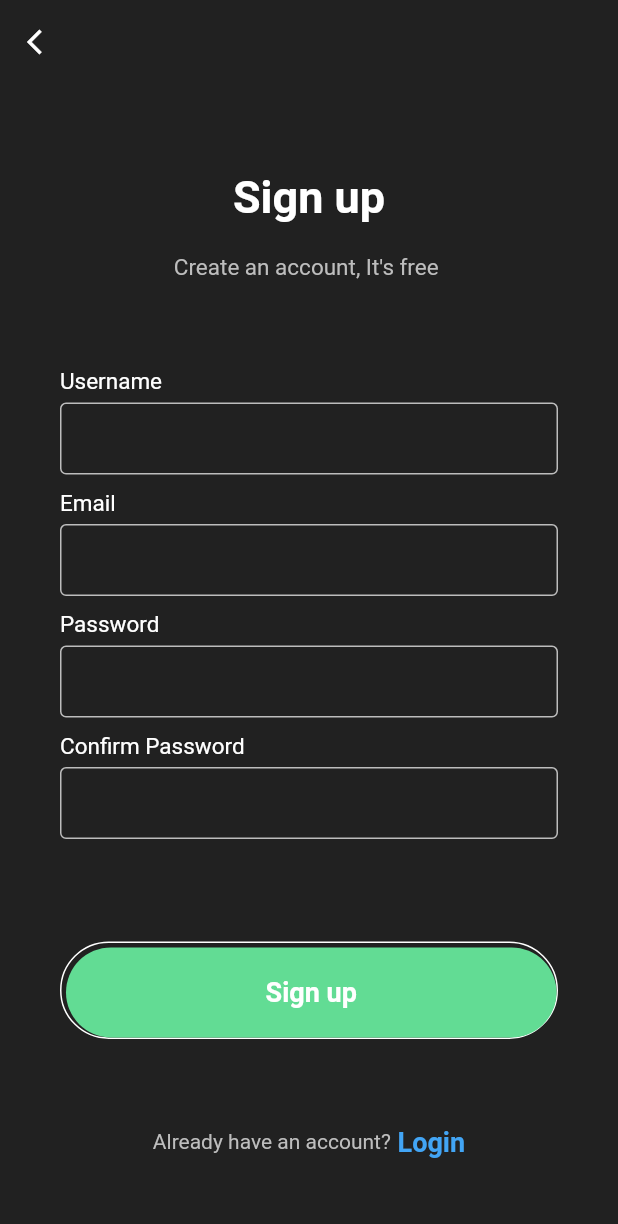
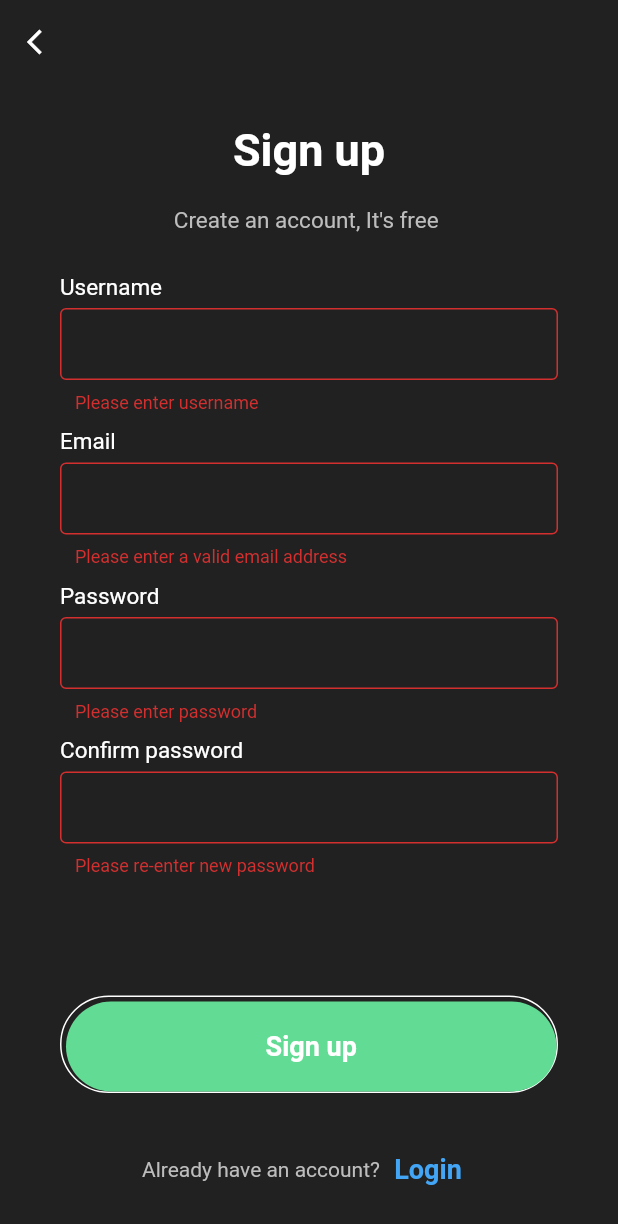
Before and after one commit to tobsqa/RightStonksApp, a Flutter app: the SignupPage screen opened directly, after a tap on "Sign up", on a phone screen of 412 x 824 dp. Shown: the top 1224 px of the screen. Run offline on Flutter 3.47's test engine with Material 2 defaults, Android fonts, the light colour scheme and no system bars; our stand-ins replace firebase_auth, firebase_core, syncfusion_flutter_charts; accounts and stored records are empty.

Commit message:
V 1.19 - Login Screen erweitert

```diff
--- a/lib/Screens/Authenticate/login.dart
+++ b/lib/Screens/Authenticate/login.dart
@@ -1,4 +1,6 @@
 import 'package:flutter/material.dart';
+import 'package:flutter_app/Screens/Authenticate/signup.dart';
+import 'package:flutter_app/Screens/Authenticate/startscreen.dart';
 import 'package:flutter_app/models/authservice.dart';
 
 class SignIn extends StatefulWidget {
@@ -12,10 +14,8 @@ class _SignInState extends State<SignIn> {
   final AuthService _auth = AuthService();
 
   //textfieldstate
-  String username = '';
   String email = '';
   String password = '';
-  String confirmpassword = '';
 
   Widget build(BuildContext context) {
     return Scaffold(
@@ -27,7 +27,7 @@ class _SignInState extends State<SignIn> {
         backgroundColor: Colors.grey[900],
         leading: IconButton(
           onPressed: () {
-            Navigator.pop(context);
+            Navigator.push(context, MaterialPageRoute(builder: (context) => GetStartedScreen()));
           },
           icon: Icon(
             Icons.arrow_back_ios,
@@ -115,13 +115,18 @@ class _SignInState extends State<SignIn> {
                         style: TextStyle(
                           color: Colors.grey[400],
                         )),
-                    Text(
-                      " Sign up",
-                      style: TextStyle(
-                        color: Colors.blue[400],
-                        fontWeight: FontWeight.w600,
-                        fontSize: 18,
+                    TextButton(
+                      child: Text(
+                        "Sign up",
+                        style: TextStyle(
+                          color: Colors.blue[400],
+                          fontWeight: FontWeight.w600,
+                          fontSize: 18,
+                        ),
                       ),
+                      onPressed: () {
+                        Navigator.push(context, MaterialPageRoute(builder: (context)=> SignupPage()));
+                      },
                     )
                   ],
                 ),
@@ -176,6 +181,7 @@ class _SignInState extends State<SignIn> {
       ],
     );
   }
+
   Widget inputFilePassword({label, obscureText = false}) {
     return Column(
       crossAxisAlignment: CrossAxisAlignment.start,
--- a/lib/Screens/Authenticate/signup.dart
+++ b/lib/Screens/Authenticate/signup.dart
@@ -1,4 +1,6 @@
 import 'package:flutter/material.dart';
+import 'package:flutter_app/Screens/Authenticate/login.dart';
+import 'package:flutter_app/Screens/Authenticate/startscreen.dart';
 import 'package:flutter_app/models/authservice.dart';
 
 class SignupPage extends StatefulWidget {
@@ -7,12 +9,15 @@ class SignupPage extends StatefulWidget {
 }
 
 class _SignupPageState extends State<SignupPage> {
-
   final AuthService _auth = AuthService();
+  final _formKey = GlobalKey<FormState>();
 
   //textfieldstate
+  String username = '';
   String email = '';
   String password = '';
+  String confirmpassword = '';
+  String error = '';
 
   @override
   Widget build(BuildContext context) {
@@ -25,13 +30,14 @@ class _SignupPageState extends State<SignupPage> {
         backgroundColor: Colors.grey[900],
         leading: IconButton(
           onPressed: () {
-            Navigator.pop(context);
+            Navigator.push(context,
+                MaterialPageRoute(builder: (context) => GetStartedScreen()));
           },
-          icon: Icon(Icons.arrow_back_ios,
+          icon: Icon(
+            Icons.arrow_back_ios,
             size: 20,
-            color: Colors.white,),
-
-
+            color: Colors.white,
+          ),
         ),
       ),
       body: SingleChildScrollView(
@@ -44,134 +50,235 @@ class _SignupPageState extends State<SignupPage> {
             children: <Widget>[
               Column(
                 children: <Widget>[
-                  Text("Sign up",
+                  Text(
+                    "Sign up",
                     style: TextStyle(
                       color: Colors.white,
                       fontSize: 30,
                       fontWeight: FontWeight.bold,
-
-                    ),),
-                  SizedBox(height: 20,),
-                  Text("Create an account, It's free ",
-                    style: TextStyle(
-                        fontSize: 15,
-                        color:Colors.grey[400]),)
-
-
+                    ),
+                  ),
+                  SizedBox(
+                    height: 20,
+                  ),
+                  Text(
+                    "Create an account, It's free ",
+                    style: TextStyle(fontSize: 15, color: Colors.grey[400]),
+                  )
                 ],
               ),
-              Column(
-                children: <Widget>[
-                  inputFile(label: "Username"),
-                  inputFile(label: "Email"),
-                  inputFile(label: "Password", obscureText: true),
-                  inputFile(label: "Confirm Password ", obscureText: true),
-                ],
+              inputFile(),
+              Text(
+                error,
+                style: TextStyle(color: Colors.red, fontSize: 14.0),
               ),
               Container(
                 padding: EdgeInsets.only(top: 3, left: 3),
-                decoration:
-                BoxDecoration(
+                decoration: BoxDecoration(
                     borderRadius: BorderRadius.circular(50),
                     border: Border(
                       bottom: BorderSide(color: Colors.white),
                       top: BorderSide(color: Colors.white),
                       left: BorderSide(color: Colors.white),
                       right: BorderSide(color: Colors.white),
-
-
-
-                    )
-
-                ),
+                    )),
                 child: MaterialButton(
                   minWidth: double.infinity,
                   height: 60,
-                  onPressed: () {},
+                  onPressed: () async {
+                    if (_formKey.currentState.validate()) {
+                      dynamic result = await _auth.registerWithEmailAndPassword(
+                          email, password);
+                      if (result == null) {
+                        setState(() {
+                          error = 'An Error occurred';
+                        });
+                      }
+                    }
+                  },
                   color: Color(0xff62dc94),
                   elevation: 0,
                   shape: RoundedRectangleBorder(
                     borderRadius: BorderRadius.circular(50),
-
                   ),
                   child: Text(
-                    "Sign up", style: TextStyle(
+                    "Sign up",
+                    style: TextStyle(
                       fontWeight: FontWeight.w600,
                       fontSize: 18,
                       color: Colors.white,
-
                     ),
                   ),
-
                 ),
-
-
-
               ),
               Row(
                 mainAxisAlignment: MainAxisAlignment.center,
                 children: <Widget>[
-                  Text("Already have an account?", style: TextStyle(color: Colors.grey[400]),),
-                  Text(" Login", style:TextStyle(color: Colors.blue[400],
+                  Text(
+                    "Already have an account?",
+                    style: TextStyle(color: Colors.grey[400]),
+                  ),
+                  TextButton(
+                    child: Text("Login",
+                        style: TextStyle(
+                          color: Colors.blue[400],
                           fontWeight: FontWeight.w600,
                           fontSize: 18,
-                  ),
+                        )),
+                    onPressed: () {
+                      Navigator.push(context,
+                          MaterialPageRoute(builder: (context) => SignIn()));
+                    },
                   )
                 ],
               )
-
-
-
             ],
-
           ),
-
-
         ),
-
       ),
-
     );
   }
-}
-
-
 
 // we will be creating a widget for text field
-Widget inputFile({label, obscureText = false})
-{
-  return Column(
+  Widget inputFile() {
+    return Form(
+      key: _formKey,
+      child: Column(
         crossAxisAlignment: CrossAxisAlignment.start,
         children: <Widget>[
           Text(
-        label,
+            'Username',
             style: TextStyle(
-            fontSize: 15,
-            fontWeight: FontWeight.w400,
-            color: Colors.white
-        ),
-
+                fontSize: 15, fontWeight: FontWeight.w400, color: Colors.white),
           ),
           SizedBox(
             height: 5,
           ),
-      TextField(
-        obscureText: obscureText,
+          TextFormField(
+            validator: (val) => val.isEmpty ? 'Please enter username' : null,
+            onChanged: (val) {
+              setState(() {
+                username = val;
+              });
+            },
+            obscureText: false,
             decoration: InputDecoration(
-            contentPadding: EdgeInsets.symmetric(vertical: 0,
-                horizontal: 10),
+                contentPadding:
+                    EdgeInsets.symmetric(vertical: 0, horizontal: 10),
                 enabledBorder: OutlineInputBorder(
-              borderSide: BorderSide(
-                  color: Colors.grey[400]
-              ),
-
+                  borderSide: BorderSide(color: Colors.grey[400]),
                 ),
                 border: OutlineInputBorder(
-                borderSide: BorderSide(color: Colors.grey[400])
-            )
+                    borderSide: BorderSide(color: Colors.grey[400]))),
           ),
+          SizedBox(
+            height: 10,
           ),
-      SizedBox(height: 10,)
+          Text(
+            'Email',
+            style: TextStyle(
+                fontSize: 15, fontWeight: FontWeight.w400, color: Colors.white),
+          ),
+          SizedBox(
+            height: 5,
+          ),
+          TextFormField(
+            validator: (val) =>
+                val.isEmpty ? 'Please enter a valid email address' : null,
+            onChanged: (val) {
+              setState(() {
+                email = val;
+              });
+            },
+            obscureText: false,
+            decoration: InputDecoration(
+                contentPadding:
+                    EdgeInsets.symmetric(vertical: 0, horizontal: 10),
+                enabledBorder: OutlineInputBorder(
+                  borderSide: BorderSide(color: Colors.grey[400]),
+                ),
+                border: OutlineInputBorder(
+                    borderSide: BorderSide(color: Colors.grey[400]))),
+          ),
+          SizedBox(
+            height: 10,
+          ),
+          Text(
+            'Password',
+            style: TextStyle(
+                fontSize: 15, fontWeight: FontWeight.w400, color: Colors.white),
+          ),
+          SizedBox(
+            height: 5,
+          ),
+          TextFormField(
+            validator: (val) {
+              if (val.isEmpty) {
+                return "Please enter password";
+              } else if (val.length < 6) {
+                return "Password must be atleast 6 characters long";
+              } else {
+                return null;
+              }
+            },
+            onChanged: (val) {
+              setState(() {
+                password = val;
+              });
+            },
+            obscureText: true,
+            decoration: InputDecoration(
+                contentPadding:
+                    EdgeInsets.symmetric(vertical: 0, horizontal: 10),
+                enabledBorder: OutlineInputBorder(
+                  borderSide: BorderSide(color: Colors.grey[400]),
+                ),
+                border: OutlineInputBorder(
+                    borderSide: BorderSide(color: Colors.grey[400]))),
+          ),
+          SizedBox(
+            height: 10,
+          ),
+          Text(
+            'Confirm password',
+            style: TextStyle(
+                fontSize: 15, fontWeight: FontWeight.w400, color: Colors.white),
+          ),
+          SizedBox(
+            height: 5,
+          ),
+          TextFormField(
+            validator: (val) {
+              if (val.isEmpty) {
+                return "Please re-enter new password";
+              } else if (val.length < 6) {
+                return "Password must be atleast 6 characters long";
+              } else if (val != password) {
+                return "Password must be same as above";
+              } else {
+                return null;
+              }
+            },
+            onChanged: (val) {
+              setState(() {
+                confirmpassword = val;
+              });
+            },
+            obscureText: true,
+            decoration: InputDecoration(
+                contentPadding:
+                    EdgeInsets.symmetric(vertical: 0, horizontal: 10),
+                enabledBorder: OutlineInputBorder(
+                  borderSide: BorderSide(color: Colors.grey[400]),
+                ),
+                border: OutlineInputBorder(
+                    borderSide: BorderSide(color: Colors.grey[400]))),
+          ),
+          SizedBox(
+            height: 10,
+          ),
         ],
+      ),
     );
   }
+}
--- a/lib/models/authservice.dart
+++ b/lib/models/authservice.dart
@@ -29,6 +29,16 @@ class AuthService {
   //sign in with email and pw
 
   //register with email & pw
+  Future registerWithEmailAndPassword(String email, String password) async{
+    try{
+      UserCredential result = await _auth.createUserWithEmailAndPassword(email: email, password: password);
+      User user = result.user;
+      return _userFromFirebaseUser(user);
+    }catch(e) {
+      print(e.toString());
+      return null;
+    }
+  }
 
   //sign out
   Future signOut() async {
```
Lines whose indentation alone changed are shown as unchanged.
